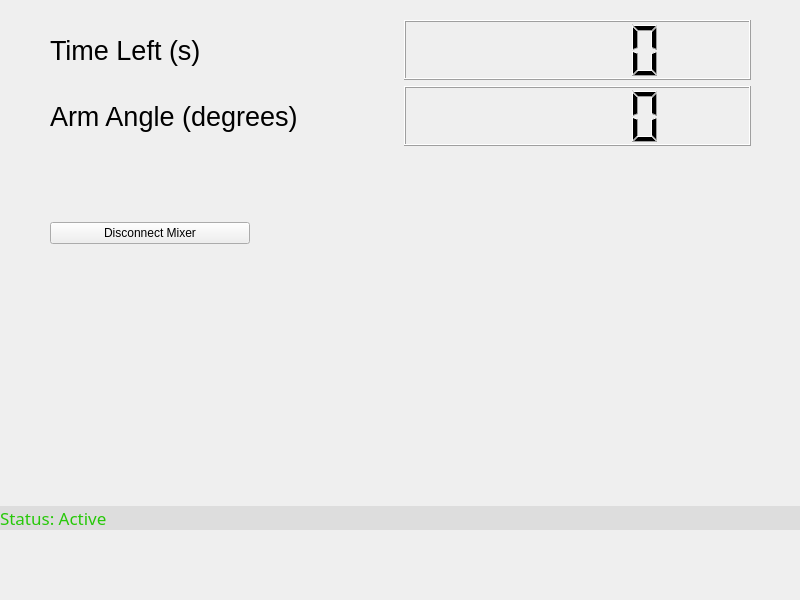
The window that activewidget.ui (EPOHnomeL/design) describes before a commit, drawn with Qt 5.
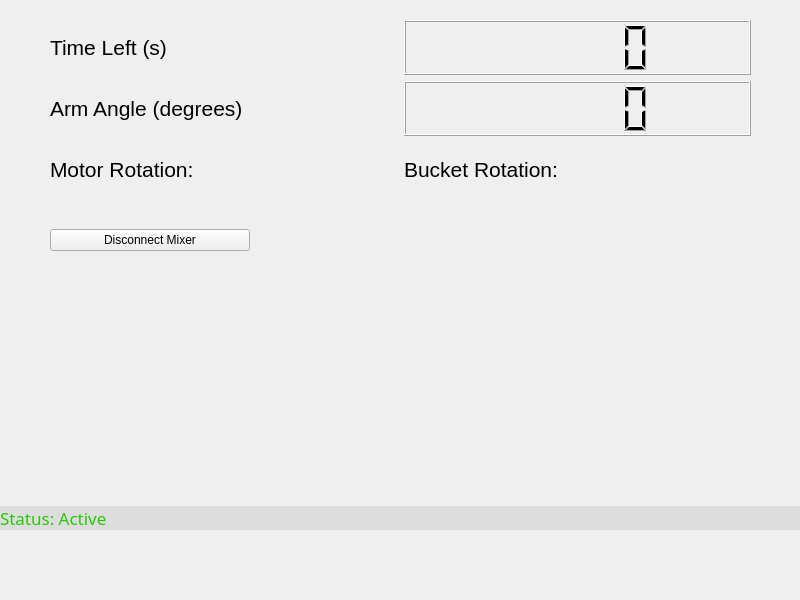
The same window after the commit.

Commit message: Added bucket and motor rotations as images

What changed in the file:
```diff
--- a/activewidget.ui
+++ b/activewidget.ui
@@ -46,7 +46,7 @@
          <widget class="QLabel" name="label_2">
           <property name="font">
            <font>
-            <pointsize>20</pointsize>
+            <pointsize>16</pointsize>
            </font>
           </property>
           <property name="text">
@@ -59,7 +59,7 @@
           <property name="minimumSize">
            <size>
             <width>0</width>
-            <height>60</height>
+            <height>55</height>
            </size>
           </property>
           <property name="smallDecimalPoint">
@@ -75,7 +75,7 @@
          <widget class="QLabel" name="label_3">
           <property name="font">
            <font>
-            <pointsize>20</pointsize>
+            <pointsize>16</pointsize>
            </font>
           </property>
           <property name="text">
@@ -88,7 +88,7 @@
           <property name="minimumSize">
            <size>
             <width>0</width>
-            <height>60</height>
+            <height>55</height>
            </size>
           </property>
           <property name="smallDecimalPoint">
@@ -98,6 +98,72 @@
         </item>
        </layout>
       </item>
+      <item>
+       <layout class="QHBoxLayout" name="horizontalLayout_4">
+        <item>
+         <widget class="QLabel" name="label_4">
+          <property name="minimumSize">
+           <size>
+            <width>0</width>
+            <height>55</height>
+           </size>
+          </property>
+          <property name="font">
+           <font>
+            <pointsize>16</pointsize>
+           </font>
+          </property>
+          <property name="text">
+           <string>Motor Rotation:</string>
+          </property>
+         </widget>
+        </item>
+        <item>
+         <widget class="QLabel" name="img_mr">
+          <property name="maximumSize">
+           <size>
+            <width>16777215</width>
+            <height>35</height>
+           </size>
+          </property>
+          <property name="text">
+           <string/>
+          </property>
+         </widget>
+        </item>
+        <item>
+         <widget class="QLabel" name="label_5">
+          <property name="font">
+           <font>
+            <pointsize>16</pointsize>
+           </font>
+          </property>
+          <property name="text">
+           <string>Bucket Rotation:</string>
+          </property>
+         </widget>
+        </item>
+        <item>
+         <widget class="QLabel" name="img_br">
+          <property name="minimumSize">
+           <size>
+            <width>0</width>
+            <height>0</height>
+           </size>
+          </property>
+          <property name="maximumSize">
+           <size>
+            <width>16777215</width>
+            <height>35</height>
+           </size>
+          </property>
+          <property name="text">
+           <string/>
+          </property>
+         </widget>
+        </item>
+       </layout>
+      </item>
       <item>
        <spacer name="verticalSpacer_2">
         <property name="orientation">
```
The commit also changes 13 other files.
